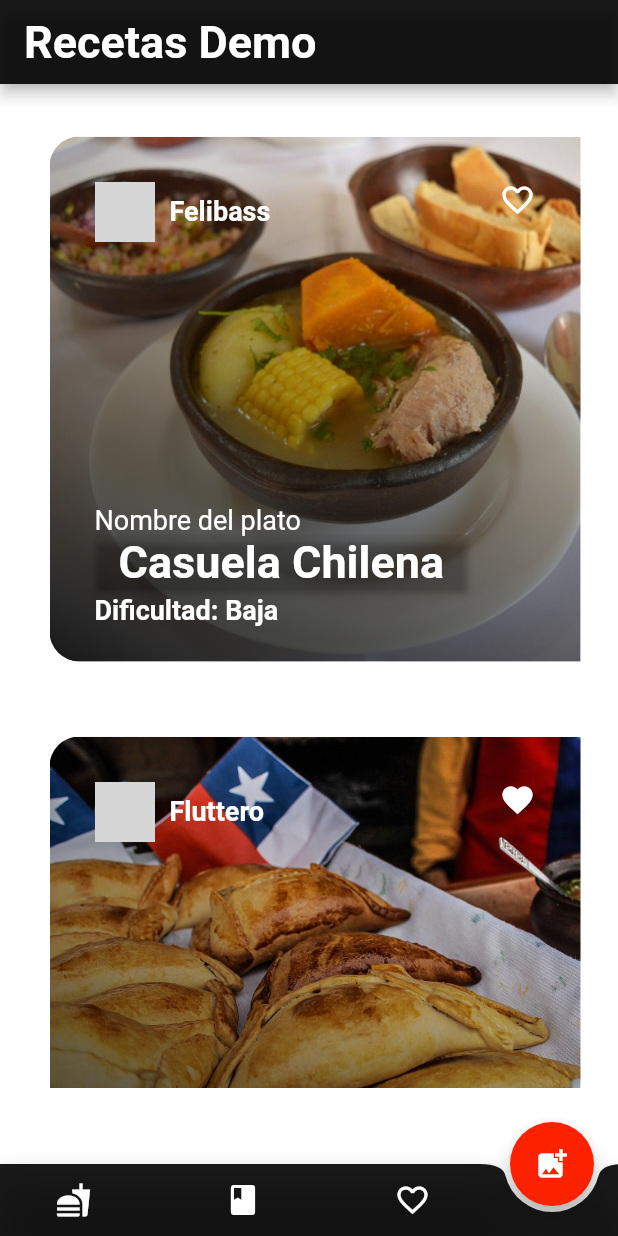
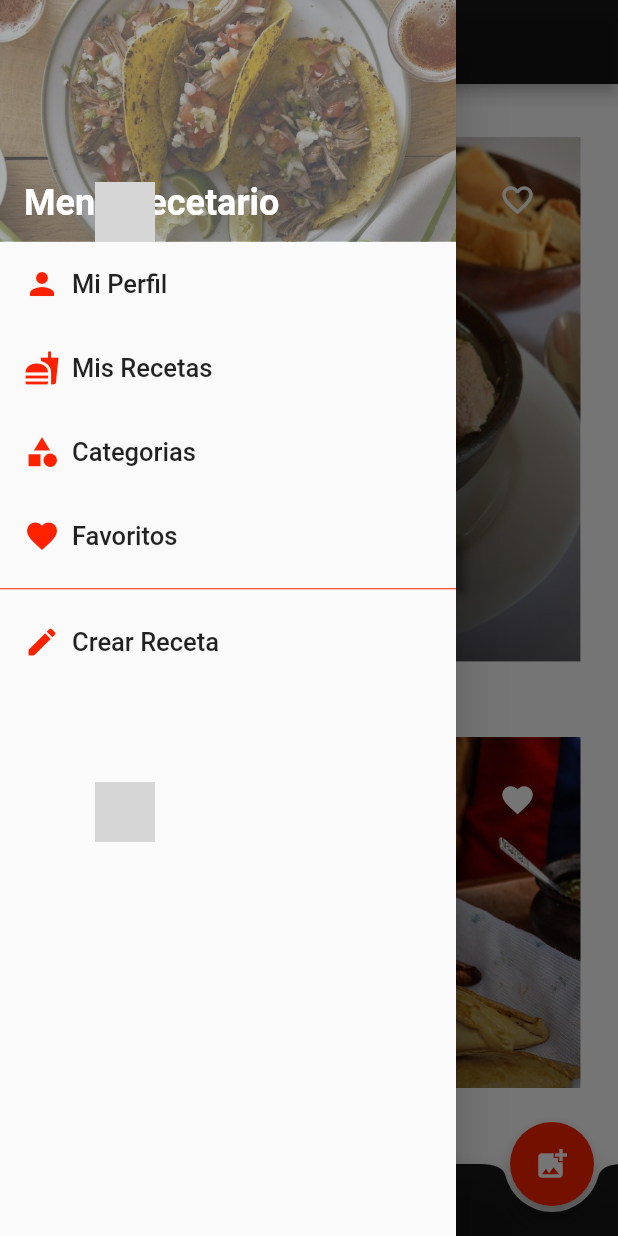
Before and after one commit to felibassx/tarjeta_comidas_demo, a Flutter app: the screen it shows after launch, with the side drawer open (before the commit the screen has no drawer), on a phone screen of 412 x 824 dp. Run offline on Flutter 3.47's test engine with Material 2 defaults, Android fonts, the phone set to English and light mode, and no system bars; network calls fail; grey boxes are pictures that could not be loaded.

Commit message:
corecciones ortográficas

```diff
--- a/lib/src/pages/home_page.dart
+++ b/lib/src/pages/home_page.dart
@@ -1,5 +1,6 @@
 import 'package:flutter/material.dart';
 import 'package:tarjeta_comidas_demo/src/widgets/card_widget.dart';
+import 'package:tarjeta_comidas_demo/src/widgets/drawer_menu_widget.dart';
 
 class HomePage extends StatefulWidget {
   HomePage({Key key}) : super(key: key);
@@ -25,6 +26,7 @@ class _HomePageState extends State<HomePage> {
           ),
         ),
         body: CardWidget(),
+        drawer: DrawerMenuWidget(),
         floatingActionButtonLocation: FloatingActionButtonLocation.endDocked,
         floatingActionButton: _createActionButton(),
         bottomNavigationBar: _createAppBar(),
--- a/lib/src/widgets/card_widget.dart
+++ b/lib/src/widgets/card_widget.dart
@@ -10,14 +10,14 @@ class CardWidget extends StatefulWidget {
 class _CardWidgetState extends State<CardWidget> {
   // data de ejemplo
   List<String> images = [
-    'assets/images/casuela.jpg',
+    'assets/images/cazuela.jpg',
     'assets/images/empanadas.jpg',
     'assets/images/humitas.jpg'
   ];
 
   List<String> users = ["Felibass", "Fluttero", "Dartero"];
   List<String> status = ["unlike", "like", "like"];
-  List<String> titles = ["Casuela Chilena", "Empanadas de Pino", "Humitas"];
+  List<String> titles = ["Cazuela Chilena", "Empanadas de Pino", "Humitas"];
   List<String> subtitles = ["Baja", "Alta", "Media"];
   // data de ejemplo
 
--- /dev/null
+++ b/lib/src/widgets/drawer_menu_widget.dart
@@ -0,0 +1,108 @@
+import 'package:flutter/material.dart';
+
+class DrawerMenuWidget extends StatelessWidget {
+  const DrawerMenuWidget({Key key}) : super(key: key);
+
+  @override
+  Widget build(BuildContext context) {
+    return _crearDrawerMenu(context);
+  }
+
+  Widget _crearDrawerMenu(BuildContext context) {
+    return Drawer(
+      // Add a ListView to the drawer. This ensures the user can scroll
+      // through the options in the drawer if there isn't enough vertical
+      // space to fit everything.
+      child: ListView(
+        // Important: Remove any padding from the ListView.
+        padding: EdgeInsets.zero,
+        children: <Widget>[
+          _createHeader(context),
+          // _createDrawerItem(icon: Icons.map,text: 'Ubicaciones', onTap: () => _menuRedirect(context, 'ubicaciones')),
+          // _createDrawerItem(icon: Icons.web,text: 'URL'),
+          _createDrawerItem(
+              icon: Icons.person,
+              text: 'Mi Perfil',
+              onTap: () => _menuRedirect(context, 'home', '')),
+          _createDrawerItem(
+              icon: Icons.fastfood,
+              text: 'Mis Recetas',
+              onTap: () => _menuRedirect(context, 'myrecipe', '')),
+          _createDrawerItem(
+              icon: Icons.category,
+              text: 'Categorias',
+              onTap: () => _menuRedirect(context, 'categories', '')),
+          _createDrawerItem(
+              icon: Icons.favorite,
+              text: 'Favoritos',
+              onTap: () => _menuRedirect(context, 'favorite', '')),
+          Divider(
+            color: Color.fromRGBO(252, 34, 0, 1.0),
+            height: 15,
+          ),
+          _createDrawerItem(
+              icon: Icons.create,
+              text: 'Crear Receta',
+              onTap: () => _menuRedirect(context, 'create', '')),
+
+          // _createDrawerItem(icon: Icons.code, text: 'Generar QR', onTap: () => _menuRedirect(context, 'historiales', 'generaqr')),
+        ],
+      ),
+    );
+  }
+
+  Widget _createDrawerItem(
+      {IconData icon, String text, GestureTapCallback onTap}) {
+    return ListTile(
+      title: Row(
+        children: <Widget>[
+          Icon(icon, color: Color.fromRGBO(252, 34, 0, 1.0),),
+          Padding(
+            padding: EdgeInsets.only(left: 8.0),
+            child: Text(
+              text,
+              style: TextStyle(fontSize: 17),
+            ),
+          )
+        ],
+      ),
+      onTap: onTap,
+    );
+  }
+
+  Widget _createHeader(BuildContext context) {
+    return DrawerHeader(
+        margin: EdgeInsets.zero,
+        padding: EdgeInsets.zero,
+        decoration: new BoxDecoration(
+          color: Colors.black54,
+          image: new DecorationImage(
+            fit: BoxFit.cover,
+            colorFilter: new ColorFilter.mode(
+                Colors.black.withOpacity(0.4), BlendMode.dstATop),
+            image: new ExactAssetImage('assets/images/drawerimg.jpg'),
+          ),
+        ),
+        // decoration: BoxDecoration(
+        //   color: Color.fromRGBO(0, 0, 0, 0.9),
+        //   image: DecorationImage(
+        //     image: new ExactAssetImage('assets/images/drawerimg.jpg'),
+        //     fit: BoxFit.cover,
+        //   ),
+        // ),
+        child: Stack(children: <Widget>[
+          Positioned(
+              bottom: 12.0,
+              left: 16.0,
+              child: Text("Menú Recetario",
+                  style: TextStyle(
+                      color: Colors.white,
+                      fontSize: 24.0,
+                      fontWeight: FontWeight.bold))),
+        ]));
+  }
+
+  void _menuRedirect(BuildContext context, String routeName, String tipo) {
+    Navigator.pushNamed(context, routeName, arguments: tipo);
+  }
+}
--- a/pubspec.yaml
+++ b/pubspec.yaml
@@ -42,9 +42,11 @@ flutter:
 
   # To add assets to your application, add an assets section, like this:
   assets:
-   - assets/images/casuela.jpg
+   - assets/images/cazuela.jpg
    - assets/images/empanadas.jpg
    - assets/images/humitas.jpg
+   - assets/images/dp_default.png
+   - assets/images/drawerimg.jpg
 
   # An image asset can refer to one or more resolution-specific "variants", see
   # https://flutter.dev/assets-and-images/#resolution-aware.
```
Also changed, not shown: assets/images/cazuela.jpg (renamed from assets/images/casuela.jpg), assets/images/drawerimg.jpg (added).
